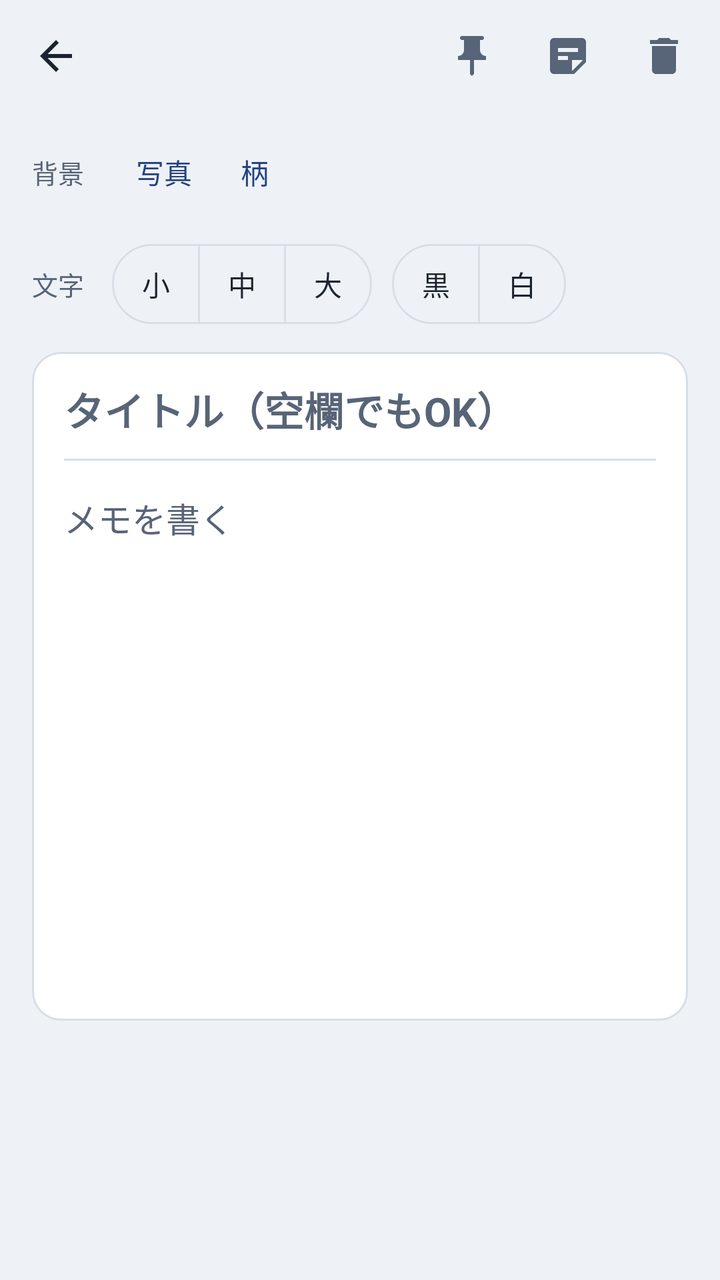
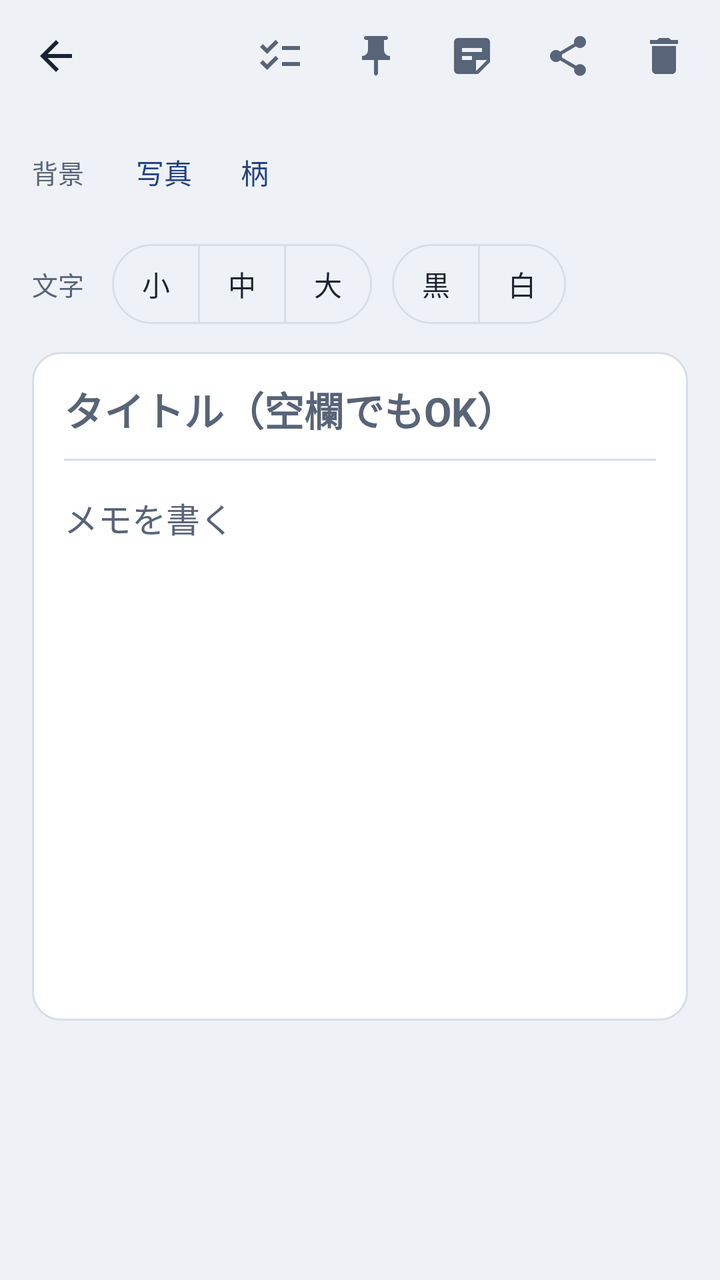

Before-and-after screenshots of an Android layout around one commit, followed by the original layout XML and the change that was made.
<!-- AndroidManifest.xml: application theme Theme.PocketMemo -->
<!-- res/layout/activity_editor.xml -->
<?xml version="1.0" encoding="utf-8"?>
<LinearLayout xmlns:android="http://schemas.android.com/apk/res/android"
    xmlns:app="http://schemas.android.com/apk/res-auto"
    android:layout_width="match_parent"
    android:layout_height="match_parent"
    android:background="@color/paper"
    android:orientation="vertical">

    <LinearLayout
        android:layout_width="match_parent"
        android:layout_height="56dp"
        android:gravity="center_vertical"
        android:orientation="horizontal"
        android:paddingStart="4dp"
        android:paddingEnd="4dp">

        <ImageButton
            android:id="@+id/back"
            android:layout_width="48dp"
            android:layout_height="48dp"
            android:background="?attr/selectableItemBackgroundBorderless"
            android:contentDescription="@string/back"
            android:src="@drawable/ic_back"
            app:tint="@color/ink" />

        <View
            android:layout_width="0dp"
            android:layout_height="1dp"
            android:layout_weight="1" />

        <ImageButton
            android:id="@+id/pin"
            android:layout_width="48dp"
            android:layout_height="48dp"
            android:background="?attr/selectableItemBackgroundBorderless"
            android:contentDescription="@string/pin"
            android:src="@drawable/ic_pin"
            app:tint="@color/ink_soft" />

        <ImageButton
            android:id="@+id/sticky"
            android:layout_width="48dp"
            android:layout_height="48dp"
            android:background="?attr/selectableItemBackgroundBorderless"
            android:contentDescription="@string/to_widget"
            android:src="@drawable/ic_sticky"
            app:tint="@color/ink_soft" />

        <ImageButton
            android:id="@+id/delete"
            android:layout_width="48dp"
            android:layout_height="48dp"
            android:background="?attr/selectableItemBackgroundBorderless"
            android:contentDescription="@string/delete"
            android:src="@drawable/ic_delete"
            app:tint="@color/ink_soft" />
    </LinearLayout>

    <ScrollView
        android:id="@+id/scroll"
        android:layout_width="match_parent"
        android:layout_height="0dp"
        android:layout_weight="1"
        android:fillViewport="true">

        <LinearLayout
            android:layout_width="match_parent"
            android:layout_height="wrap_content"
            android:orientation="vertical"
            android:paddingStart="16dp"
            android:paddingEnd="16dp"
            android:paddingBottom="16dp">

            <LinearLayout
                android:id="@+id/colors"
                android:layout_width="match_parent"
                android:layout_height="wrap_content"
                android:gravity="center_vertical"
                android:orientation="horizontal"
                android:paddingBottom="6dp" />

            <LinearLayout
                android:layout_width="match_parent"
                android:layout_height="wrap_content"
                android:gravity="center_vertical"
                android:minHeight="48dp"
                android:orientation="horizontal"
                android:paddingBottom="8dp">

                <TextView
                    android:layout_width="wrap_content"
                    android:layout_height="wrap_content"
                    android:minWidth="40dp"
                    android:text="背景"
                    android:textColor="@color/ink_soft"
                    android:textSize="13sp" />

                <ImageView
                    android:id="@+id/bgThumb"
                    android:layout_width="44dp"
                    android:layout_height="44dp"
                    android:layout_marginEnd="4dp"
                    android:importantForAccessibility="no"
                    android:scaleType="centerCrop"
                    android:visibility="gone" />

                <com.google.android.material.button.MaterialButton
                    android:id="@+id/bgPick"
                    style="@style/Widget.Material3.Button.TextButton"
                    android:layout_width="wrap_content"
                    android:layout_height="wrap_content"
                    android:minWidth="0dp"
                    android:text="写真" />

                <com.google.android.material.button.MaterialButton
                    android:id="@+id/bgPattern"
                    style="@style/Widget.Material3.Button.TextButton"
                    android:layout_width="wrap_content"
                    android:layout_height="wrap_content"
                    android:minWidth="0dp"
                    android:text="柄" />

                <com.google.android.material.button.MaterialButton
                    android:id="@+id/bgRemove"
                    style="@style/Widget.Material3.Button.TextButton"
                    android:layout_width="wrap_content"
                    android:layout_height="wrap_content"
                    android:minWidth="0dp"
                    android:text="外す"
                    android:visibility="gone" />
            </LinearLayout>

            <LinearLayout
                android:layout_width="match_parent"
                android:layout_height="wrap_content"
                android:gravity="center_vertical"
                android:orientation="horizontal"
                android:paddingBottom="10dp">

                <TextView
                    android:layout_width="wrap_content"
                    android:layout_height="wrap_content"
                    android:minWidth="40dp"
                    android:text="文字"
                    android:textColor="@color/ink_soft"
                    android:textSize="13sp" />

                <com.google.android.material.button.MaterialButtonToggleGroup
                    android:id="@+id/sizeGroup"
                    android:layout_width="wrap_content"
                    android:layout_height="wrap_content"
                    android:layout_marginEnd="10dp"
                    app:selectionRequired="true"
                    app:singleSelection="true">

                    <com.google.android.material.button.MaterialButton
                        android:id="@+id/sizeS"
                        style="@style/Widget.Material3.Button.OutlinedButton"
                        android:layout_width="wrap_content"
                        android:layout_height="wrap_content"
                        android:minWidth="44dp"
                        android:paddingStart="8dp"
                        android:paddingEnd="8dp"
                        android:text="小" />

                    <com.google.android.material.button.MaterialButton
                        android:id="@+id/sizeM"
                        style="@style/Widget.Material3.Button.OutlinedButton"
                        android:layout_width="wrap_content"
                        android:layout_height="wrap_content"
                        android:minWidth="44dp"
                        android:paddingStart="8dp"
                        android:paddingEnd="8dp"
                        android:text="中" />

                    <com.google.android.material.button.MaterialButton
                        android:id="@+id/sizeL"
                        style="@style/Widget.Material3.Button.OutlinedButton"
                        android:layout_width="wrap_content"
                        android:layout_height="wrap_content"
                        android:minWidth="44dp"
                        android:paddingStart="8dp"
                        android:paddingEnd="8dp"
                        android:text="大" />
                </com.google.android.material.button.MaterialButtonToggleGroup>

                <com.google.android.material.button.MaterialButtonToggleGroup
                    android:id="@+id/inkGroup"
                    android:layout_width="wrap_content"
                    android:layout_height="wrap_content"
                    app:selectionRequired="true"
                    app:singleSelection="true">

                    <com.google.android.material.button.MaterialButton
                        android:id="@+id/inkDark"
                        style="@style/Widget.Material3.Button.OutlinedButton"
                        android:layout_width="wrap_content"
                        android:layout_height="wrap_content"
                        android:minWidth="44dp"
                        android:paddingStart="8dp"
                        android:paddingEnd="8dp"
                        android:text="黒" />

                    <com.google.android.material.button.MaterialButton
                        android:id="@+id/inkLight"
                        style="@style/Widget.Material3.Button.OutlinedButton"
                        android:layout_width="wrap_content"
                        android:layout_height="wrap_content"
                        android:minWidth="44dp"
                        android:paddingStart="8dp"
                        android:paddingEnd="8dp"
                        android:text="白" />
                </com.google.android.material.button.MaterialButtonToggleGroup>
            </LinearLayout>

            <LinearLayout
                android:layout_width="match_parent"
                android:layout_height="wrap_content"
                android:background="@drawable/bg_sheet"
                android:orientation="vertical">

                <EditText
                    android:id="@+id/titleInput"
                    android:layout_width="match_parent"
                    android:layout_height="wrap_content"
                    android:background="@null"
                    android:hint="タイトル（空欄でもOK）"
                    android:imeOptions="actionNext"
                    android:importantForAutofill="no"
                    android:inputType="text|textCapSentences"
                    android:maxLines="2"
                    android:paddingStart="16dp"
                    android:paddingTop="14dp"
                    android:paddingEnd="16dp"
                    android:paddingBottom="10dp"
                    android:textColor="@color/ink"
                    android:textColorHint="@color/ink_soft"
                    android:textSize="20sp"
                    android:textStyle="bold" />

                <View
                    android:layout_width="match_parent"
                    android:layout_height="1dp"
                    android:layout_marginStart="16dp"
                    android:layout_marginEnd="16dp"
                    android:background="@color/rule" />

                <EditText
                    android:id="@+id/text"
                    android:layout_width="match_parent"
                    android:layout_height="wrap_content"
                    android:background="@null"
                    android:gravity="top|start"
                    android:hint="メモを書く"
                    android:importantForAutofill="no"
                    android:inputType="textMultiLine|textCapSentences"
                    android:lineSpacingMultiplier="1.3"
                    android:minHeight="280dp"
                    android:padding="16dp"
                    android:textColor="@color/ink"
                    android:textColorHint="@color/ink_soft"
                    android:textSize="17sp" />
            </LinearLayout>
        </LinearLayout>
    </ScrollView>

    <TextView
        android:id="@+id/meta"
        android:layout_width="match_parent"
        android:layout_height="wrap_content"
        android:paddingStart="18dp"
        android:paddingTop="8dp"
        android:paddingEnd="18dp"
        android:paddingBottom="12dp"
        android:textColor="@color/ink_soft"
        android:textSize="12sp" />
</LinearLayout>
<!-- resources referenced by this layout -->
<resources>
  <color name="ink">#FF1C2330</color>
  <color name="ink_soft">#FF586477</color>
  <color name="paper">#FFEEF2F6</color>
  <color name="rule">#FFD7DEE7</color>
  <!-- drawable bg_sheet (drawable) -->
  <?xml version="1.0" encoding="utf-8"?>
  <shape xmlns:android="http://schemas.android.com/apk/res/android" android:shape="rectangle">
      <solid android:color="@color/sheet" />
      <stroke android:width="1dp" android:color="@color/rule" />
      <corners android:radius="14dp" />
  </shape>
  <!-- drawable ic_back (drawable) -->
  <?xml version="1.0" encoding="utf-8"?>
  <vector xmlns:android="http://schemas.android.com/apk/res/android"
      android:width="24dp" android:height="24dp"
      android:viewportWidth="24" android:viewportHeight="24"
      android:tint="?attr/colorControlNormal">
      <path android:fillColor="@android:color/white" android:pathData="M20,11H7.83l5.59,-5.59L12,4l-8,8 8,8 1.41,-1.41L7.83,13H20v-2z" />
  </vector>
  <!-- drawable ic_delete (drawable) -->
  <?xml version="1.0" encoding="utf-8"?>
  <vector xmlns:android="http://schemas.android.com/apk/res/android"
      android:width="24dp" android:height="24dp"
      android:viewportWidth="24" android:viewportHeight="24"
      android:tint="?attr/colorControlNormal">
      <path android:fillColor="@android:color/white" android:pathData="M6,19c0,1.1 0.9,2 2,2h8c1.1,0 2,-0.9 2,-2V7H6v12zM19,4h-3.5l-1,-1h-5l-1,1H5v2h14V4z" />
  </vector>
  <!-- drawable ic_sticky (drawable) -->
  <?xml version="1.0" encoding="utf-8"?>
  <vector xmlns:android="http://schemas.android.com/apk/res/android"
      android:width="24dp" android:height="24dp"
      android:viewportWidth="24" android:viewportHeight="24"
      android:tint="?attr/colorControlNormal">
      <path android:fillColor="@android:color/white" android:pathData="M19,3H5C3.9,3 3,3.9 3,5v14c0,1.1 0.9,2 2,2h10l6,-6V5C21,3.9 20.1,3 19,3zM7,8h10v2H7V8zM12,14H7v-2h5v2zM14,19.5V14h5.5L14,19.5z" />
  </vector>
  <string name="back">一覧に戻る</string>
  <string name="delete">削除</string>
  <string name="pin">ピン留め</string>
  <string name="to_widget">付箋としてホーム画面に貼る</string>
  <color name="sheet">#FFFFFFFF</color>
  <color name="ai">#FF24427F</color>
  <color name="on_ai">#FFFFFFFF</color>
  <color name="ai_soft">#FFE2E9F6</color>
  <!-- unchanged entries left out for length: 2 -->
</resources>

<!-- the commit's change to res/layout/activity_editor.xml (unified diff, before → after) -->
@@ -29,6 +29,15 @@
             android:layout_weight="1" />
 
         <ImageButton
+            android:id="@+id/mode"
+            android:layout_width="48dp"
+            android:layout_height="48dp"
+            android:background="?attr/selectableItemBackgroundBorderless"
+            android:contentDescription="チェックリストにする"
+            android:src="@drawable/ic_checklist"
+            app:tint="@color/ink_soft" />
+
+        <ImageButton
             android:id="@+id/pin"
             android:layout_width="48dp"
             android:layout_height="48dp"
@@ -44,6 +53,15 @@
             android:background="?attr/selectableItemBackgroundBorderless"
             android:contentDescription="@string/to_widget"
             android:src="@drawable/ic_sticky"
+            app:tint="@color/ink_soft" />
+
+        <ImageButton
+            android:id="@+id/share"
+            android:layout_width="48dp"
+            android:layout_height="48dp"
+            android:background="?attr/selectableItemBackgroundBorderless"
+            android:contentDescription="共有"
+            android:src="@drawable/ic_share"
             app:tint="@color/ink_soft" />
 
         <ImageButton
@@ -260,6 +278,25 @@
                     android:textColor="@color/ink"
                     android:textColorHint="@color/ink_soft"
                     android:textSize="17sp" />
+
+                <LinearLayout
+                    android:id="@+id/checklist"
+                    android:layout_width="match_parent"
+                    android:layout_height="wrap_content"
+                    android:orientation="vertical"
+                    android:paddingTop="6dp"
+                    android:visibility="gone" />
+
+                <com.google.android.material.button.MaterialButton
+                    android:id="@+id/addItem"
+                    style="@style/Widget.Material3.Button.TextButton"
+                    android:layout_width="wrap_content"
+                    android:layout_height="wrap_content"
+                    android:layout_marginStart="8dp"
+                    android:layout_marginBottom="8dp"
+                    android:text="項目を追加"
+                    android:visibility="gone"
+                    app:icon="@drawable/ic_add" />
             </LinearLayout>
         </LinearLayout>
     </ScrollView>
<!-- resource entries referenced after the edit -->
@@ -11,6 +11,14 @@
       <stroke android:width="1dp" android:color="@color/rule" />
       <corners android:radius="14dp" />
   </shape>
+  <!-- drawable ic_add (drawable) -->
+  <?xml version="1.0" encoding="utf-8"?>
+  <vector xmlns:android="http://schemas.android.com/apk/res/android"
+      android:width="24dp" android:height="24dp"
+      android:viewportWidth="24" android:viewportHeight="24"
+      android:tint="?attr/colorControlNormal">
+      <path android:fillColor="@android:color/white" android:pathData="M19,13h-6v6h-2v-6H5v-2h6V5h2v6h6v2z" />
+  </vector>
   <!-- drawable ic_back (drawable) -->
   <?xml version="1.0" encoding="utf-8"?>
   <vector xmlns:android="http://schemas.android.com/apk/res/android"
@@ -19,6 +27,14 @@
       android:tint="?attr/colorControlNormal">
       <path android:fillColor="@android:color/white" android:pathData="M20,11H7.83l5.59,-5.59L12,4l-8,8 8,8 1.41,-1.41L7.83,13H20v-2z" />
   </vector>
+  <!-- drawable ic_checklist (drawable) -->
+  <?xml version="1.0" encoding="utf-8"?>
+  <vector xmlns:android="http://schemas.android.com/apk/res/android"
+      android:width="24dp" android:height="24dp"
+      android:viewportWidth="24" android:viewportHeight="24"
+      android:tint="?attr/colorControlNormal">
+      <path android:fillColor="@android:color/white" android:pathData="M22,7h-9v2h9V7zM22,15h-9v2h9V15zM5.54,11L2,7.46l1.41,-1.41 2.12,2.12 4.24,-4.24 1.41,1.41L5.54,11zM5.54,19L2,15.46l1.41,-1.41 2.12,2.12 4.24,-4.24 1.41,1.41L5.54,19z" />
+  </vector>
   <!-- drawable ic_delete (drawable) -->
   <?xml version="1.0" encoding="utf-8"?>
   <vector xmlns:android="http://schemas.android.com/apk/res/android"
@@ -26,6 +42,14 @@
       android:viewportWidth="24" android:viewportHeight="24"
       android:tint="?attr/colorControlNormal">
       <path android:fillColor="@android:color/white" android:pathData="M6,19c0,1.1 0.9,2 2,2h8c1.1,0 2,-0.9 2,-2V7H6v12zM19,4h-3.5l-1,-1h-5l-1,1H5v2h14V4z" />
+  </vector>
+  <!-- drawable ic_share (drawable) -->
+  <?xml version="1.0" encoding="utf-8"?>
+  <vector xmlns:android="http://schemas.android.com/apk/res/android"
+      android:width="24dp" android:height="24dp"
+      android:viewportWidth="24" android:viewportHeight="24"
+      android:tint="?attr/colorControlNormal">
+      <path android:fillColor="@android:color/white" android:pathData="M18,16.08c-0.76,0 -1.44,0.3 -1.96,0.77L8.91,12.7c0.05,-0.23 0.09,-0.46 0.09,-0.7s-0.04,-0.47 -0.09,-0.7l7.05,-4.11c0.54,0.5 1.25,0.81 2.04,0.81 1.66,0 3,-1.34 3,-3s-1.34,-3 -3,-3 -3,1.34 -3,3c0,0.24 0.04,0.47 0.09,0.7L8.04,9.81C7.5,9.31 6.79,9 6,9c-1.66,0 -3,1.34 -3,3s1.34,3 3,3c0.79,0 1.5,-0.31 2.04,-0.81l7.12,4.16c-0.05,0.21 -0.08,0.43 -0.08,0.65 0,1.61 1.31,2.92 2.92,2.92 1.61,0 2.92,-1.31 2.92,-2.92s-1.31,-2.92 -2.92,-2.92z" />
   </vector>
   <!-- drawable ic_sticky (drawable) -->
   <?xml version="1.0" encoding="utf-8"?>
